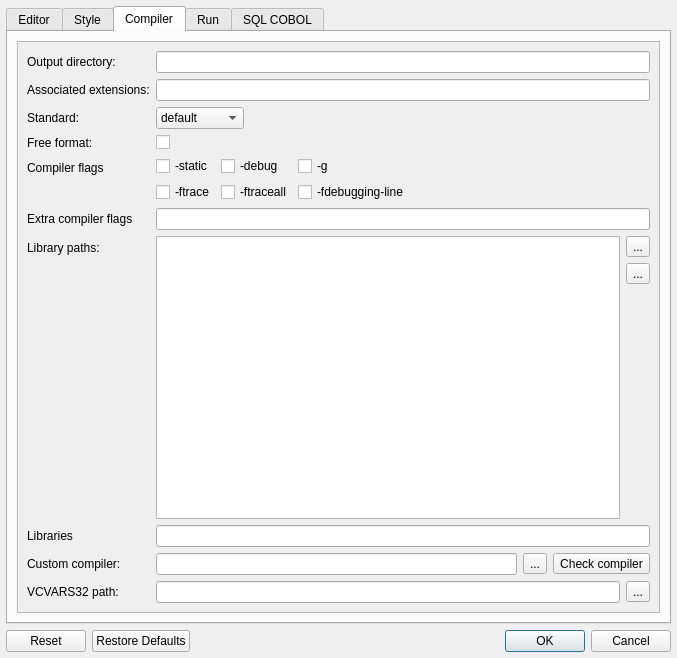
This is forms/dlg_preferences.ui in OpenCobolIDE/OpenCobolIDE as Qt 5 draws it before an edit. The edited form follows.
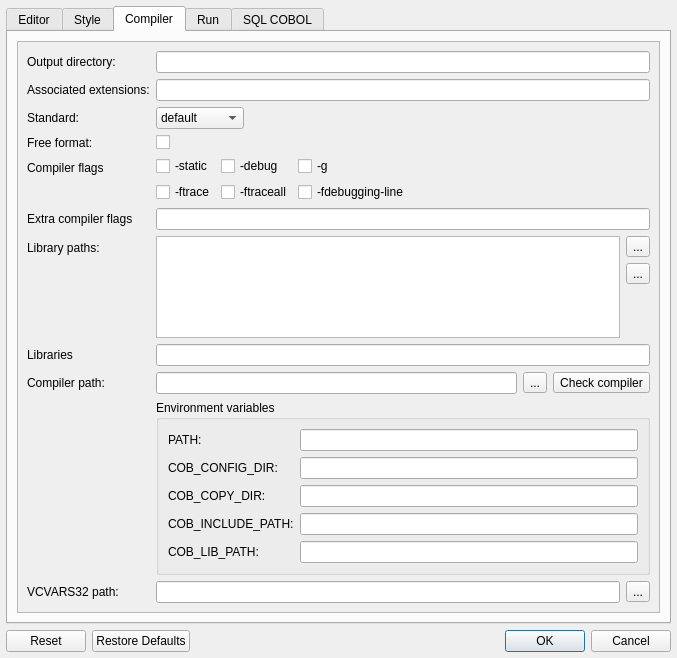
This is the edited form. Icons and pictures are not drawn. Custom widgets are drawn as their Qt base class.

Diff of the .ui file:
```diff
--- a/forms/dlg_preferences.ui
+++ b/forms/dlg_preferences.ui
@@ -92,8 +92,8 @@
               <rect>
                <x>0</x>
                <y>0</y>
-               <width>309</width>
-               <height>495</height>
+               <width>639</width>
+               <height>568</height>
               </rect>
              </property>
              <layout class="QVBoxLayout" name="verticalLayout_7">
@@ -487,8 +487,8 @@
               <rect>
                <x>0</x>
                <y>0</y>
-               <width>371</width>
-               <height>302</height>
+               <width>639</width>
+               <height>568</height>
               </rect>
              </property>
              <layout class="QVBoxLayout" name="verticalLayout_8">
@@ -854,7 +854,7 @@
               <item row="12" column="0">
                <widget class="QLabel" name="label_compiler_path">
                 <property name="text">
-                 <string>Custom compiler:</string>
+                 <string>Compiler path:</string>
                 </property>
                </widget>
               </item>
@@ -889,14 +889,14 @@
                 </item>
                </layout>
               </item>
-              <item row="13" column="0">
+              <item row="14" column="0">
                <widget class="QLabel" name="labelVCVARS">
                 <property name="text">
                  <string>VCVARS32 path:</string>
                 </property>
                </widget>
               </item>
-              <item row="13" column="1">
+              <item row="14" column="1">
                <layout class="QHBoxLayout" name="horizontalLayout_8">
                 <property name="leftMargin">
                  <number>0</number>
@@ -1011,6 +1011,68 @@
               <item row="0" column="1">
                <widget class="QLineEdit" name="lineEditOutputDirectory"/>
               </item>
+              <item row="13" column="1">
+               <widget class="QGroupBox" name="groupBoxEnvVars">
+                <property name="title">
+                 <string>Environment variables</string>
+                </property>
+                <layout class="QFormLayout" name="formLayout_12">
+                 <property name="fieldGrowthPolicy">
+                  <enum>QFormLayout::AllNonFixedFieldsGrow</enum>
+                 </property>
+                 <item row="0" column="0">
+                  <widget class="QLabel" name="label_37">
+                   <property name="text">
+                    <string>PATH:</string>
+                   </property>
+                  </widget>
+                 </item>
+                 <item row="0" column="1">
+                  <widget class="QLineEdit" name="PATH"/>
+                 </item>
+                 <item row="1" column="0">
+                  <widget class="QLabel" name="label_38">
+                   <property name="text">
+                    <string>COB_CONFIG_DIR:</string>
+                   </property>
+                  </widget>
+                 </item>
+                 <item row="1" column="1">
+                  <widget class="QLineEdit" name="COB_CONFIG_DIR"/>
+                 </item>
+                 <item row="2" column="0">
+                  <widget class="QLabel" name="label_39">
+                   <property name="text">
+                    <string>COB_COPY_DIR:</string>
+                   </property>
+                  </widget>
+                 </item>
+                 <item row="2" column="1">
+                  <widget class="QLineEdit" name="COB_COPY_DIR"/>
+                 </item>
+                 <item row="4" column="0">
+                  <widget class="QLabel" name="label_41">
+                   <property name="text">
+                    <string>COB_INCLUDE_PATH:</string>
+                   </property>
+                  </widget>
+                 </item>
+                 <item row="4" column="1">
+                  <widget class="QLineEdit" name="COB_INCLUDE_PATH"/>
+                 </item>
+                 <item row="5" column="0">
+                  <widget class="QLabel" name="label_42">
+                   <property name="text">
+                    <string>COB_LIB_PATH:</string>
+                   </property>
+                  </widget>
+                 </item>
+                 <item row="5" column="1">
+                  <widget class="QLineEdit" name="COB_LIB_PATH"/>
+                 </item>
+                </layout>
+               </widget>
+              </item>
              </layout>
             </widget>
            </widget>
@@ -1037,8 +1099,8 @@
               <rect>
                <x>0</x>
                <y>0</y>
-               <width>192</width>
-               <height>57</height>
+               <width>639</width>
+               <height>568</height>
               </rect>
              </property>
              <layout class="QFormLayout" name="formLayout_5">
@@ -1097,8 +1159,8 @@
               <rect>
                <x>0</x>
                <y>0</y>
-               <width>308</width>
-               <height>419</height>
+               <width>639</width>
+               <height>549</height>
               </rect>
              </property>
              <layout class="QVBoxLayout" name="verticalLayout_9">
```
